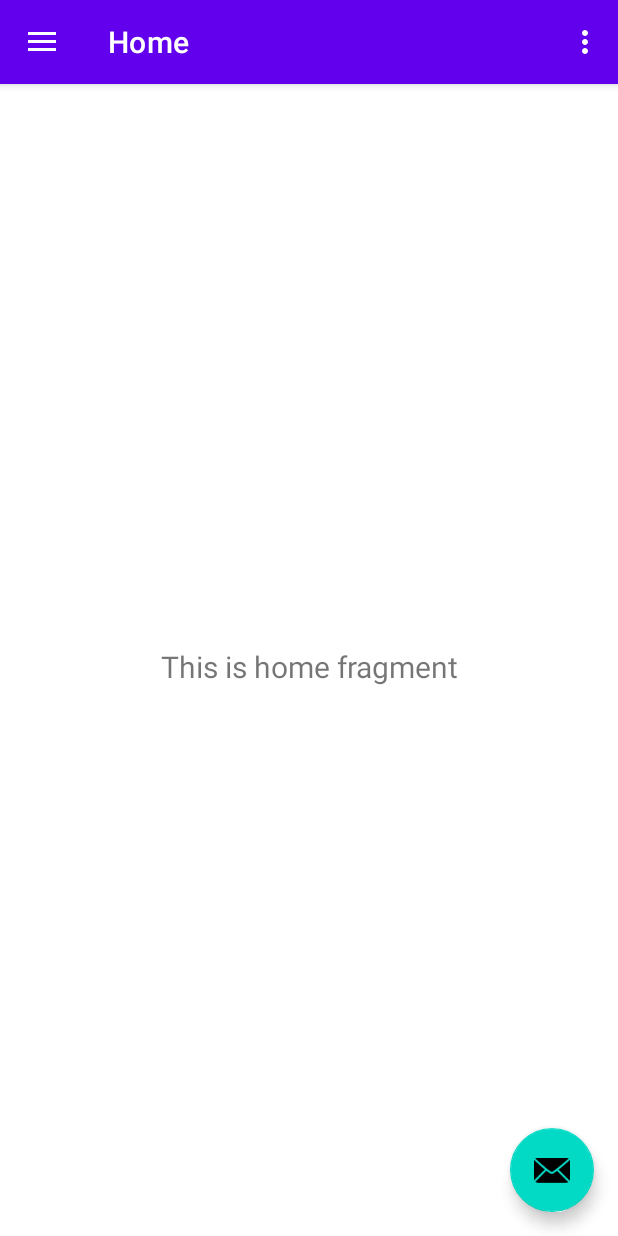
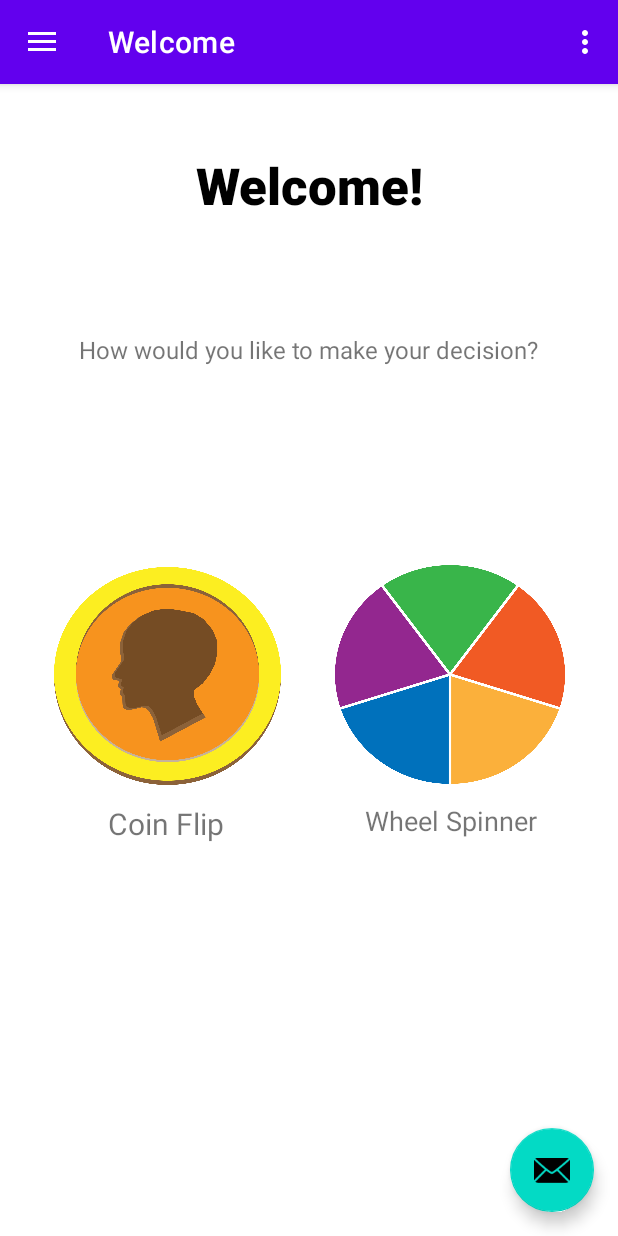
Before and after one commit to SneezingElephant/Decisionator, an Android app: the screen it shows after launch (MainActivity), on a phone screen of 412 x 824 dp. Run offline under Robolectric (Android 15) with nearby library versions, the phone set to English and light mode, and no system bars; our stand-ins replace navigation-ui; 2 statements that could not run were skipped.

Commit message:
Home Page do be made

```diff
--- a/app/src/main/java/com/example/pmaminiprojekt/ui/home/HomeFragment.java
+++ b/app/src/main/java/com/example/pmaminiprojekt/ui/home/HomeFragment.java
@@ -4,13 +4,19 @@ import android.os.Bundle;
 import android.view.LayoutInflater;
 import android.view.View;
 import android.view.ViewGroup;
+import android.widget.Button;
+import android.widget.ImageButton;
 import android.widget.TextView;
 
 import androidx.annotation.NonNull;
 import androidx.fragment.app.Fragment;
 import androidx.lifecycle.ViewModelProvider;
+import androidx.navigation.Navigation;
+import androidx.navigation.fragment.NavHostFragment;
 
+import com.example.pmaminiprojekt.R;
 import com.example.pmaminiprojekt.databinding.FragmentHomeBinding;
+import com.example.pmaminiprojekt.ui.slideshow.SlideshowFragment;
 
 public class HomeFragment extends Fragment {
 
@@ -29,6 +35,32 @@ public class HomeFragment extends Fragment {
         return root;
     }
 
+
+    public void onViewCreated(@NonNull View view, Bundle savedInstanceState) {
+        super.onViewCreated(view, savedInstanceState);
+    binding.CoinFlipButton.setOnClickListener(new View.OnClickListener() {
+        @Override
+        public void onClick(View view) {
+            openGalleryFragment();
+        }
+    });
+
+    binding.WheelSpinButton.setOnClickListener(new View.OnClickListener() {
+        @Override
+        public void onClick(View view) {
+            openSlideshowFragment();
+        }
+    });
+    }
+
+    public void openGalleryFragment() {
+        NavHostFragment.findNavController(HomeFragment.this).navigate(R.id.action_nav_home_to_nav_gallery);
+    }
+
+    public void openSlideshowFragment() {
+        NavHostFragment.findNavController(HomeFragment.this).navigate(R.id.action_nav_home_to_nav_slideshow);
+    }
+
     @Override
     public void onDestroyView() {
         super.onDestroyView();
--- a/app/src/main/java/com/example/pmaminiprojekt/ui/slideshow/SlideshowFragment.java
+++ b/app/src/main/java/com/example/pmaminiprojekt/ui/slideshow/SlideshowFragment.java
@@ -240,7 +240,8 @@ public class SlideshowFragment extends Fragment {
         if (isTakeaway) {
             degree = random.nextInt(sectors.length - 1);
 
-            RotateAnimation rotateAnimation = new RotateAnimation(0, (360 * sectors.length) + sectorDegrees[degree],
+            RotateAnimation rotateAnimation = new RotateAnimation(0,
+                    (360 * sectors.length) + sectorDegrees[degree],
                     RotateAnimation.RELATIVE_TO_SELF, 0.5f, RotateAnimation.RELATIVE_TO_SELF, 0.5f);
 
             rotateAnimation.setDuration(3600);
--- a/app/src/main/res/layout/fragment_home.xml
+++ b/app/src/main/res/layout/fragment_home.xml
@@ -6,17 +6,88 @@
     android:layout_height="match_parent"
     tools:context=".ui.home.HomeFragment">
 
+
     <TextView
-        android:id="@+id/text_home"
+        android:id="@+id/appWelcome"
         android:layout_width="match_parent"
-        android:layout_height="wrap_content"
-        android:layout_marginStart="8dp"
-        android:layout_marginTop="8dp"
-        android:layout_marginEnd="8dp"
+        android:layout_height="55dp"
+        android:layout_marginTop="40dp"
+        android:fontFamily="sans-serif-black"
+        android:gravity="center"
+        android:text="@string/welcome"
+        android:textColor="@color/black"
+        android:textSize="34sp"
+        android:textStyle="bold"
+        app:layout_constraintEnd_toEndOf="parent"
+        app:layout_constraintHorizontal_bias="0.0"
+        app:layout_constraintStart_toStartOf="parent"
+        app:layout_constraintTop_toTopOf="parent" />
+
+    <TextView
+        android:id="@+id/DecMake"
+        android:layout_width="316dp"
+        android:layout_height="22dp"
+        android:fontFamily="sans-serif"
+        android:text="@string/how_would_you_like_to_make_your_decision"
+        android:textAlignment="center"
+        android:textSize="16sp"
+        app:layout_constraintBottom_toBottomOf="parent"
+        app:layout_constraintEnd_toEndOf="parent"
+        app:layout_constraintHorizontal_bias="0.494"
+        app:layout_constraintStart_toStartOf="parent"
+        app:layout_constraintTop_toBottomOf="@+id/appWelcome"
+        app:layout_constraintVertical_bias="0.109" />
+
+    <ImageButton
+        android:id="@+id/CoinFlipButton"
+        android:layout_width="151dp"
+        android:layout_height="145dp"
+        android:layout_marginStart="36dp"
+        android:background="@drawable/coin_heads"
+        android:text="@string/coin_flip"
+        app:layout_constraintBottom_toBottomOf="parent"
+        app:layout_constraintStart_toStartOf="parent"
+        app:layout_constraintTop_toBottomOf="@+id/DecMake"
+        app:layout_constraintVertical_bias="0.308"
+        tools:ignore="SpeakableTextPresentCheck,ImageContrastCheck" />
+
+    <ImageButton
+        android:id="@+id/WheelSpinButton"
+        android:layout_width="153dp"
+        android:layout_height="146dp"
+        android:background="@drawable/spin_wheel5"
+        android:text="@string/spin_wheel"
+        app:layout_constraintBottom_toBottomOf="parent"
+        app:layout_constraintEnd_toEndOf="parent"
+        app:layout_constraintStart_toEndOf="@+id/CoinFlipButton"
+        app:layout_constraintTop_toBottomOf="@+id/DecMake"
+        app:layout_constraintVertical_bias="0.306"
+        tools:ignore="SpeakableTextPresentCheck" />
+
+    <TextView
+        android:id="@+id/CoinFlipText"
+        android:layout_width="93dp"
+        android:layout_height="27dp"
+        android:layout_marginStart="64dp"
+        android:text="@string/coin_flip"
         android:textAlignment="center"
         android:textSize="20sp"
         app:layout_constraintBottom_toBottomOf="parent"
+        app:layout_constraintStart_toStartOf="parent"
+        app:layout_constraintTop_toBottomOf="@+id/CoinFlipButton"
+        app:layout_constraintVertical_bias="0.043" />
+
+    <TextView
+        android:id="@+id/WheelSpinText"
+        android:layout_width="154dp"
+        android:layout_height="26dp"
+        android:text="@string/wheel_spinner"
+        android:textAlignment="center"
+        android:textSize="18sp"
+        app:layout_constraintBottom_toBottomOf="parent"
         app:layout_constraintEnd_toEndOf="parent"
-        app:layout_constraintStart_toStartOf="parent"
-        app:layout_constraintTop_toTopOf="parent" />
+        app:layout_constraintHorizontal_bias="0.66"
+        app:layout_constraintStart_toEndOf="@+id/CoinFlipText"
+        app:layout_constraintTop_toBottomOf="@+id/WheelSpinButton"
+        app:layout_constraintVertical_bias="0.043" />
 </androidx.constraintlayout.widget.ConstraintLayout>
--- a/app/src/main/res/menu/activity_main_drawer.xml
+++ b/app/src/main/res/menu/activity_main_drawer.xml
@@ -6,15 +6,15 @@
     <group android:checkableBehavior="single">
         <item
             android:id="@+id/nav_home"
-            android:icon="@drawable/ic_menu_camera"
+            android:icon="@drawable/coin_heads"
             android:title="@string/menu_home" />
         <item
             android:id="@+id/nav_gallery"
-            android:icon="@drawable/ic_menu_gallery"
+            android:icon="@drawable/coin_heads"
             android:title="@string/menu_gallery" />
         <item
             android:id="@+id/nav_slideshow"
-            android:icon="@drawable/ic_menu_slideshow"
+            android:icon="@drawable/spinwheel_takeaway"
             android:title="@string/menu_slideshow" />
     </group>
 </menu>
--- a/app/src/main/res/navigation/mobile_navigation.xml
+++ b/app/src/main/res/navigation/mobile_navigation.xml
@@ -10,6 +10,12 @@
         android:name="com.example.pmaminiprojekt.ui.home.HomeFragment"
         android:label="@string/menu_home"
         tools:layout="@layout/fragment_home" />
+        <action
+            android:id="@+id/action_nav_home_to_nav_gallery"
+            app:destination="@+id/nav_gallery"/>
+        <action
+            android:id="@+id/action_nav_home_to_nav_slideshow"
+            app:destination="@+id/nav_slideshow"/>
 
     <fragment
         android:id="@+id/nav_gallery"
--- a/app/src/main/res/values/strings.xml
+++ b/app/src/main/res/values/strings.xml
@@ -2,18 +2,27 @@
     <string name="app_name">PMA Mini Projekt</string>
     <string name="navigation_drawer_open">Open navigation drawer</string>
     <string name="navigation_drawer_close">Close navigation drawer</string>
-    <string name="nav_header_title">Android Studio</string>
-    <string name="nav_header_subtitle">android.studio@android.com</string>
+    <string name="nav_header_title">Decision Maker 9000</string>
+    <string name="nav_header_subtitle">Dec9000.Maker@android.com</string>
     <string name="nav_header_desc">Navigation header</string>
     <string name="action_settings">Settings</string>
 
-    <string name="menu_home">Home</string>
-    <string name="menu_gallery">Gallery</string>
-    <string name="menu_slideshow">Slideshow</string>
+    <string name="menu_home">Welcome</string>
+    <string name="menu_gallery">Coin Flip</string>
+    <string name="menu_slideshow">Wheel Spin</string>
     <string name="flip_the_coin">Flip the coin!</string>
     <string name="customize">Customize</string>
     <string name="presets">Presets</string>
     <string name="coinContentDescription">An image of the coin which will be flipped</string>
+    <string name="welcome">Welcome!</string>
+    <string name="to_the_decision_maker_9000">To the Decision Maker 9000!</string>
+    <string name="warning_pointless">Warning: Pointless</string>
+    <string name="pointless_button">Pointless Button</string>
+    <string name="how_would_you_like_to_make_your_decision">How would you like to make your decision?</string>
+    <string name="coin_flip">Coin Flip</string>
+    <string name="spin_wheel">Spin Wheel</string>
+    <string name="wheel_spinner">Wheel Spinner</string>
+    <string name="coin_flip">Coin Flip</string>
 
     <string-array name="wheelPresets">
         <item>Preset1</item>
```
